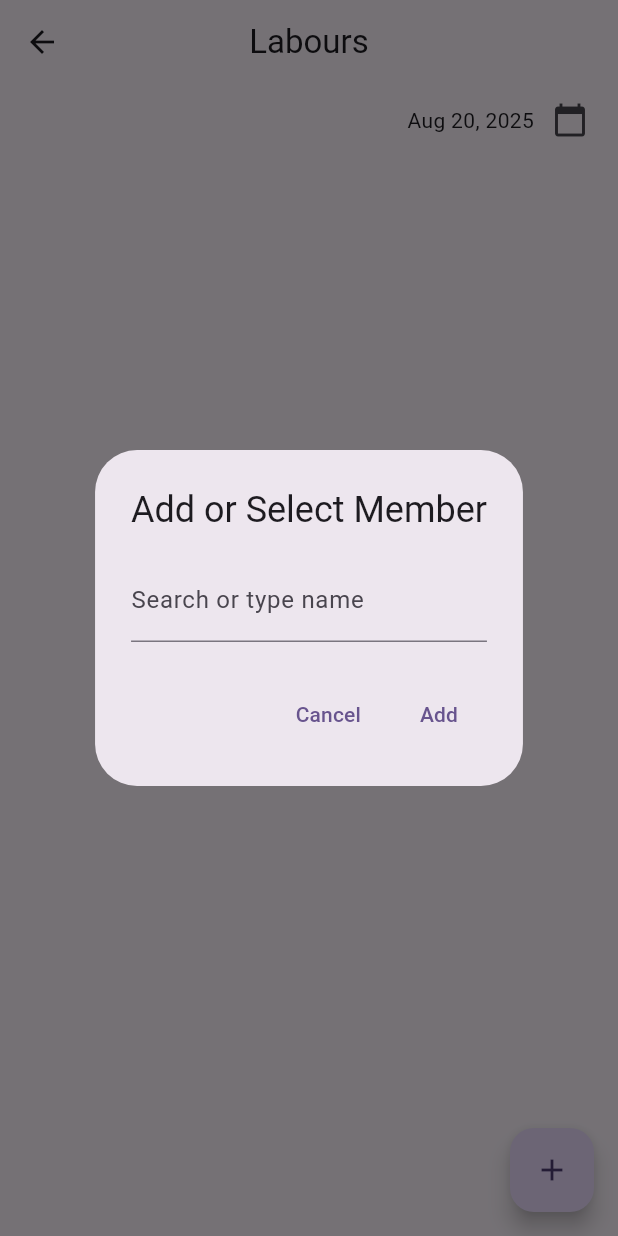
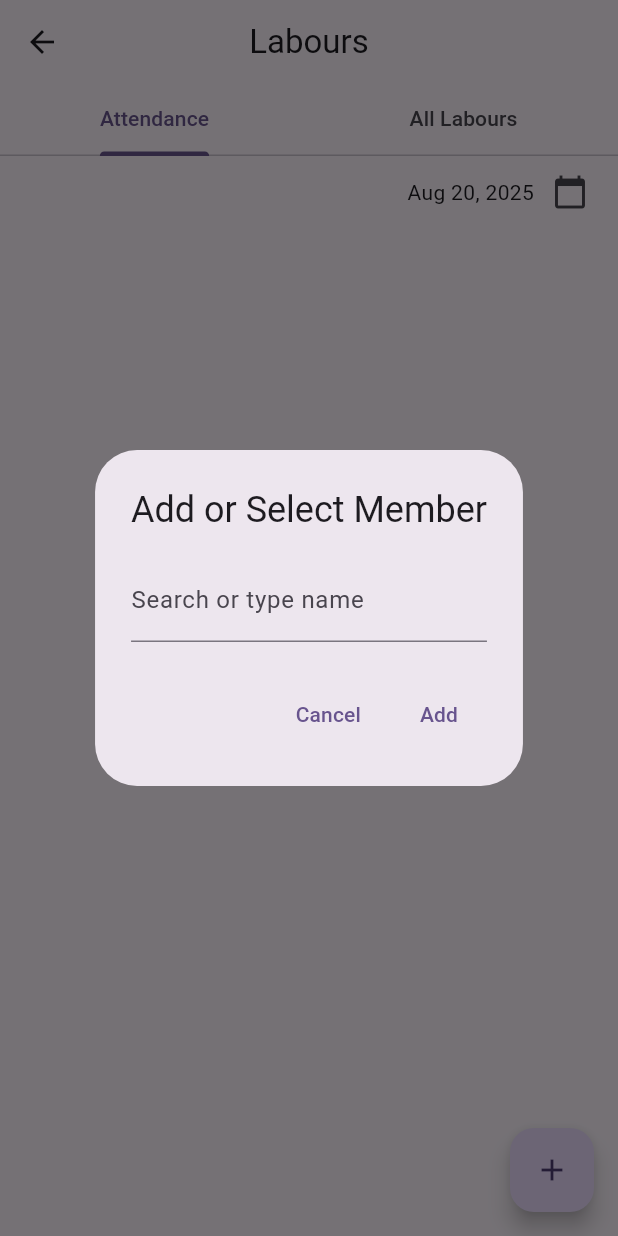
Before and after one commit to editorschamber/construction_user, a Flutter app: the LabourScreen screen opened by its route, after a tap on the "add" icon, on a phone screen of 412 x 824 dp. Run offline on Flutter 3.47's test engine with Material 3 defaults, Android fonts, the phone set to English and light mode, and no system bars; our stand-ins replace cached_network_image, dotted_border, file_picker, firebase_core, get, get_storage and 4 more; accounts and stored records are empty; network calls fail.

Commit message:
update-code

```diff
--- a/lib/apiServices/apiStrings.dart
+++ b/lib/apiServices/apiStrings.dart
@@ -36,6 +36,7 @@ class APIStrings {
 
   // Attendance Service
   static const String markAttendance = 'users/markAttendance';
+  static const String supervisorAttendance = "users/getAttendance";
   static const String laborAttendance = 'labor/addAttendance';
   static const String getLaborAttendance = 'labor/getAllAttendance';
   static const String getAllLabors = 'labor/getAllLabors';
--- /dev/null
+++ b/lib/core/models/supervisorAttendanceModel.dart
@@ -0,0 +1,121 @@
+class SupervisorAttendanceModel {
+  List<Attendance>? attendance;
+
+  SupervisorAttendanceModel({this.attendance});
+
+  SupervisorAttendanceModel.fromJson(Map<String, dynamic> json) {
+    if (json['attendance'] != null) {
+      attendance = <Attendance>[];
+      json['attendance'].forEach((v) {
+        attendance!.add(new Attendance.fromJson(v));
+      });
+    }
+  }
+
+  Map<String, dynamic> toJson() {
+    final Map<String, dynamic> data = new Map<String, dynamic>();
+    if (this.attendance != null) {
+      data['attendance'] = this.attendance!.map((v) => v.toJson()).toList();
+    }
+    return data;
+  }
+}
+
+class Attendance {
+  String? id;
+  String? userId;
+  String? image;
+  int? siteId;
+  String? status;
+  String? createdAt;
+  String? updatedAt;
+  User? user;
+  ConstructionSite? constructionSite;
+
+  Attendance(
+      {this.id,
+      this.userId,
+      this.image,
+      this.siteId,
+      this.status,
+      this.createdAt,
+      this.updatedAt,
+      this.user,
+      this.constructionSite});
+
+  Attendance.fromJson(Map<String, dynamic> json) {
+    id = json['id'];
+    userId = json['userId'];
+    image = json['image'];
+    siteId = json['siteId'];
+    status = json['status'];
+    createdAt = json['createdAt'];
+    updatedAt = json['updatedAt'];
+    user = json['User'] != null ? new User.fromJson(json['User']) : null;
+    constructionSite = json['ConstructionSite'] != null
+        ? new ConstructionSite.fromJson(json['ConstructionSite'])
+        : null;
+  }
+
+  Map<String, dynamic> toJson() {
+    final Map<String, dynamic> data = new Map<String, dynamic>();
+    data['id'] = this.id;
+    data['userId'] = this.userId;
+    data['image'] = this.image;
+    data['siteId'] = this.siteId;
+    data['status'] = this.status;
+    data['createdAt'] = this.createdAt;
+    data['updatedAt'] = this.updatedAt;
+    if (this.user != null) {
+      data['User'] = this.user!.toJson();
+    }
+    if (this.constructionSite != null) {
+      data['ConstructionSite'] = this.constructionSite!.toJson();
+    }
+    return data;
+  }
+}
+
+class User {
+  String? userId;
+  String? displayName;
+  String? role;
+
+  User({this.userId, this.displayName, this.role});
+
+  User.fromJson(Map<String, dynamic> json) {
+    userId = json['userId'];
+    displayName = json['displayName'];
+    role = json['role'];
+  }
+
+  Map<String, dynamic> toJson() {
+    final Map<String, dynamic> data = new Map<String, dynamic>();
+    data['userId'] = this.userId;
+    data['displayName'] = this.displayName;
+    data['role'] = this.role;
+    return data;
+  }
+}
+
+class ConstructionSite {
+  int? id;
+  String? siteName;
+  String? location;
+
+  ConstructionSite({this.id, this.siteName, this.location});
+
+  ConstructionSite.fromJson(Map<String, dynamic> json) {
+    id = json['id'];
+    siteName = json['siteName'];
+    location = json['location'];
+  }
+
+  Map<String, dynamic> toJson() {
+    final Map<String, dynamic> data = new Map<String, dynamic>();
+    data['id'] = this.id;
+    data['siteName'] = this.siteName;
+    data['location'] = this.location;
+    return data;
+  }
+}
--- a/lib/ui/user/labour/labour_screen.dart
+++ b/lib/ui/user/labour/labour_screen.dart
@@ -178,13 +178,24 @@ class _LabourScreenState extends State<LabourScreen> {
 
   @override
   Widget build(BuildContext context) {
-    return Scaffold(
+    return DefaultTabController(
+      length: 2,
+      child: Scaffold(
         appBar: AppBar(
           title: const Text('Labours'),
           centerTitle: true,
+          bottom: const TabBar(
+            tabs: [
+              Tab(text: 'Attendance'),
+              Tab(text: 'All Labours'),
+            ],
+          ),
         ),
         body: SafeArea(
-        child: Column(
+          child: TabBarView(
+            children: [
+              // Tab 1: Existing UI (unchanged)
+              Column(
                 children: [
                   Padding(
                     padding: const EdgeInsets.symmetric(horizontal: 8.0),
@@ -200,14 +211,51 @@ class _LabourScreenState extends State<LabourScreen> {
                               initialDate: DateTime.now(),
                               firstDate: DateTime(2000),
                               lastDate: DateTime(2101),
-                      ) ?? DateTime.now();
+                            ) ??
+                                DateTime.now();
                             setState(() {});
                           },
                         ),
                       ],
                     ),
                   ),
-            Expanded(child: LabourDetails(members: members.takeWhile((m) => m.createdAt.difference(selectedDate).inDays == 0).toList())),
+                  Expanded(
+                    child: LabourDetails(
+                      showInOutButton: true,
+                      members: members
+                      // Step 1: same-day filter
+                          .where((m) => m.createdAt.difference(selectedDate).inDays == 0)
+                      // Step 2: fold into Map<String, AttendanceModel>
+                          .fold<Map<String, AttendanceModel>>({}, (map, m) {
+                        map.putIfAbsent(m.laborName, () => m);
+                        return map;
+                      })
+                      // Step 3: convert back to List<AttendanceModel>
+                          .values
+                          .toList(),
+                    ),
+                  ),
+                ],
+              ),
+
+              // Tab 2: All Labours
+              Column(
+                children: [
+                  Expanded(
+                    child: LabourDetails(
+                      showInOutButton: false,
+                      members: allMembers
+                      // keep only one per labourName (latest occurrence kept)
+                          .fold<Map<String, AttendanceModel>>({}, (map, m) {
+                        map[m.laborName] = m;
+                        return map;
+                      })
+                          .values
+                          .toList(),
+                    ),
+                  ),
+                ],
+              ),
             ],
           ),
         ),
@@ -215,8 +263,10 @@ class _LabourScreenState extends State<LabourScreen> {
           onPressed: _showAddMemberDialog,
           child: const Icon(Icons.add),
         ),
+      ),
     );
   }
+
 
 
 
--- a/lib/ui/user/labour/widgets/labour_attendance.dart
+++ b/lib/ui/user/labour/widgets/labour_attendance.dart
@@ -139,9 +139,9 @@ class _LabourAttendanceState extends State<LabourAttendance> {
                       rows: [
                         for (final r in rows)
                           DataRow(cells: [
-                            DataCell(Text(_fmtDate(r.date))),
-                            DataCell(Text(_fmtTime(r.inTime))),
-                            DataCell(Text(_fmtTime(r.outTime))),
+                            DataCell(Text(_fmtDate(r.date.toLocal()))),
+                            DataCell(Text(_fmtTime(r.inTime?.toLocal()))),
+                            DataCell(Text(_fmtTime(r.outTime?.toLocal()))),
                             DataCell(
                               Text(
                                 r.present ? 'Present' : 'Absent',
```
Also changed, not shown: lib/apiServices/attendanceService.dart (+16 -0 lines), lib/ui/user/homeScreen/home_controller.dart (+24 -1 lines), lib/ui/user/homeScreen/home_screen.dart (+57 -39 lines), lib/ui/user/labour/widgets/labour_details.dart (+28 -1 lines), 2 other files. Lines whose indentation alone changed are shown as unchanged.
